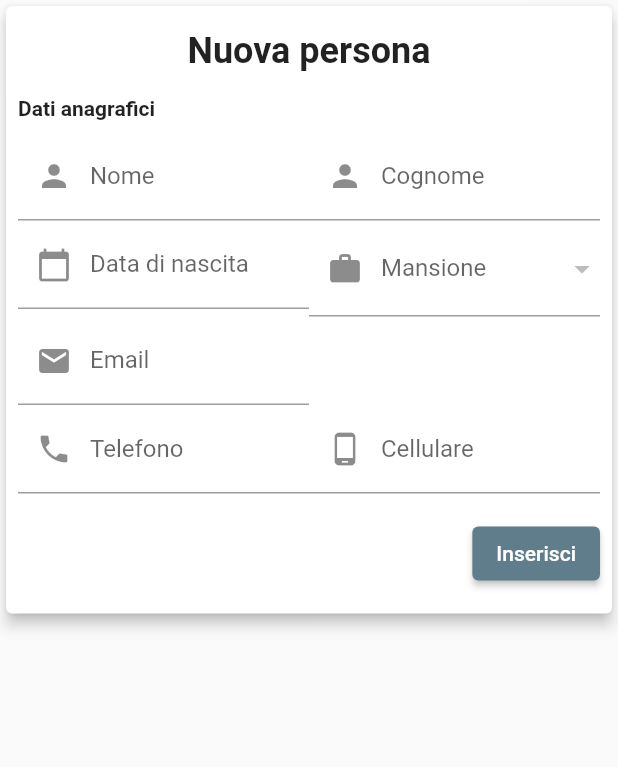
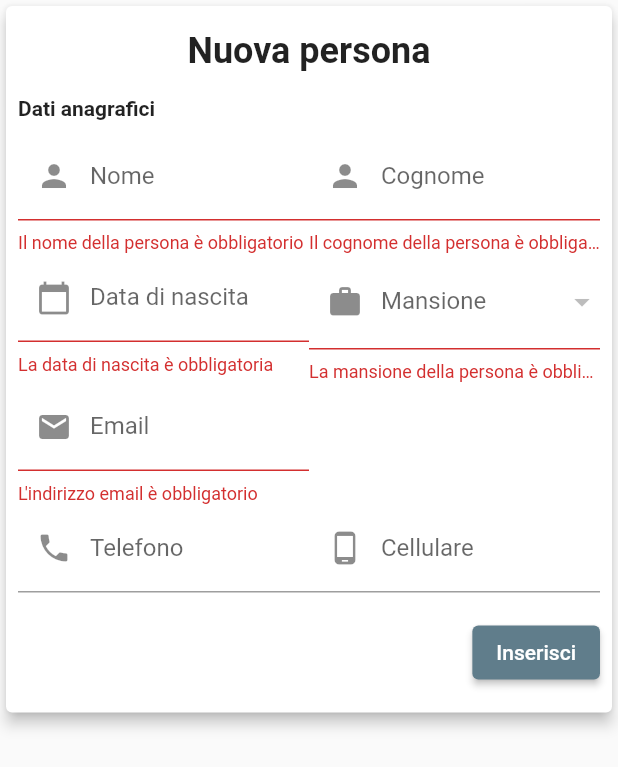
Before and after one commit to antonio-fasolato/scadenziario, a Flutter app: the PeopleNew widget shown alone on an empty page, opened directly with empty values, after a tap on "Inserisci", on a phone screen of 412 x 824 dp. Shown: the top 767 px of the screen. Run offline on Flutter 3.47's test engine with Material 2 defaults, Android fonts, the phone set to English and light mode, and no system bars; our stand-ins replace email_validator, file_picker, logger, shared_preferences; missing offline and left inert: sqlite_wrapper; accounts and stored records are empty.

Commit message:
Master data validation

```diff
--- a/lib/components/people_new.dart
+++ b/lib/components/people_new.dart
@@ -1,3 +1,4 @@
+import 'package:email_validator/email_validator.dart';
 import 'package:flutter/material.dart';
 import 'package:intl/intl.dart';
 import 'package:scadenziario/model/duty.dart';
@@ -73,6 +74,10 @@ class _PeopleNewState extends State<PeopleNew> {
                         decoration: const InputDecoration(
                             label: Text("Nome"),
                             prefixIcon: Icon(Icons.person)),
+                        autovalidateMode: AutovalidateMode.onUserInteraction,
+                        validator: (value) => (value ?? "").isEmpty
+                            ? "Il nome della persona è obbligatorio"
+                            : null,
                       ),
                     ),
                     TableCell(
@@ -81,6 +86,10 @@ class _PeopleNewState extends State<PeopleNew> {
                         decoration: const InputDecoration(
                             label: Text("Cognome"),
                             prefixIcon: Icon(Icons.person)),
+                        autovalidateMode: AutovalidateMode.onUserInteraction,
+                        validator: (value) => (value ?? "").isEmpty
+                            ? "Il cognome della persona è obbligatorio"
+                            : null,
                       ),
                     ),
                   ]),
@@ -103,10 +112,12 @@ class _PeopleNewState extends State<PeopleNew> {
                           setState(() {
                             _birthDateController.text = formattedDate;
                           });
-                        } else {
-                          print("Date is not selected");
                         }
                       },
+                      autovalidateMode: AutovalidateMode.onUserInteraction,
+                      validator: (value) => (value ?? "").isEmpty
+                          ? "La data di nascita è obbligatoria"
+                          : null,
                     )),
                     TableCell(
                       child: DropdownButtonFormField<String>(
@@ -124,6 +135,10 @@ class _PeopleNewState extends State<PeopleNew> {
                             _dutyController.text = value ?? "";
                           });
                         },
+                        autovalidateMode: AutovalidateMode.onUserInteraction,
+                        validator: (value) => (value ?? "").isEmpty
+                            ? "La mansione della persona è obbligatoria"
+                            : null,
                       ),
                     )
                   ]),
@@ -133,6 +148,16 @@ class _PeopleNewState extends State<PeopleNew> {
                       controller: _mailController,
                       decoration: const InputDecoration(
                           label: Text("Email"), prefixIcon: Icon(Icons.mail)),
+                      autovalidateMode: AutovalidateMode.onUserInteraction,
+                      validator: (value) {
+                        if ((value ?? "").isEmpty) {
+                          return "L'indirizzo email è obbligatorio";
+                        }
+                        if (!EmailValidator.validate(value ?? "")) {
+                          return "L'indirizzo mail non è corretto";
+                        }
+                        return null;
+                      },
                     )),
                     Container()
                   ]),
@@ -161,7 +186,11 @@ class _PeopleNewState extends State<PeopleNew> {
                 Padding(
                   padding: const EdgeInsets.only(top: 16, bottom: 8),
                   child: ElevatedButton(
-                    onPressed: () => widget._confirm(),
+                    onPressed: () {
+                      if (_formKey.currentState?.validate() ?? false) {
+                        widget._confirm();
+                      }
+                    },
                     child: const Text("Inserisci"),
                   ),
                 ),
--- a/pubspec.yaml
+++ b/pubspec.yaml
@@ -36,6 +36,7 @@ dependencies:
   sqlite_wrapper: ^0.1.1
   sqlite3_flutter_libs: ^0.5.13
   intl: ^0.18.1
+  email_validator: ^2.1.17
 
   # The following adds the Cupertino Icons font to your application.
   # Use with the CupertinoIcons class for iOS style icons.
```
Also changed, not shown: 1 other file.
